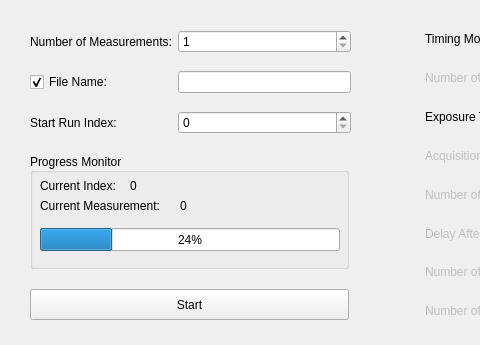
The window that slsDetectorGui/forms/form_tab_measurement.ui (slsdetectorgroup/slsDetectorPackage) describes before a commit, drawn with Qt 5; both pictures show x 0 to 480 and y 0 to 345 of the 775 by 345 pixel window.
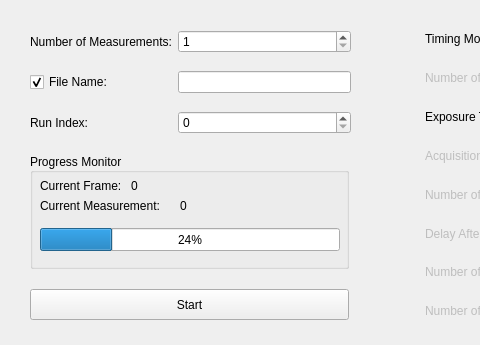
The same window after the commit. Icons and pictures are not drawn.

Commit message: fixed the problem with multiple frame scan, frame index and file index included in gui

What changed in the file:
```diff
--- a/slsDetectorGui/forms/form_tab_measurement.ui
+++ b/slsDetectorGui/forms/form_tab_measurement.ui
@@ -75,13 +75,13 @@
      </rect>
     </property>
     <property name="text">
-     <string>Current Index: </string>
+     <string>Current Frame: </string>
     </property>
    </widget>
    <widget class="QLabel" name="lblProgressIndex">
     <property name="geometry">
      <rect>
-      <x>100</x>
+      <x>101</x>
       <y>25</y>
       <width>101</width>
       <height>16</height>
@@ -912,7 +912,7 @@
      <item row="2" column="0">
       <widget class="QLabel" name="label_8">
        <property name="text">
-        <string>Start Run Index:</string>
+        <string>Run Index:</string>
        </property>
       </widget>
      </item>
```
The commit also changes 5 other files.
